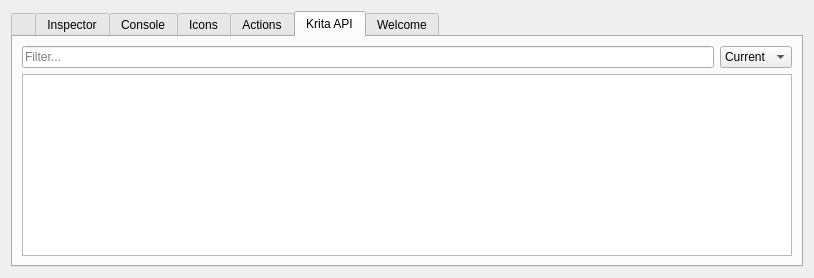
This is plugindevtools/PluginDevTools/DockerWidget.ui in KnowZero/Krita-PythonPluginDeveloperTools as Qt 5 draws it before an edit. The edited form follows.
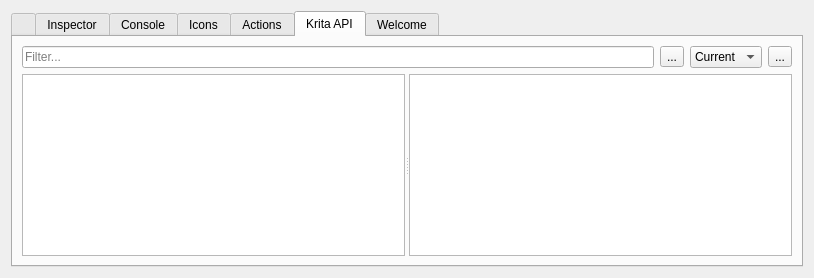
This is the edited form. The open tabs and pages were chosen to show the change. Icons and pictures are not drawn.

Commit message: KritaAPI fixes, and first attempt at autocomplete generator

The edit to the form file:
```diff
--- a/plugindevtools/PluginDevTools/DockerWidget.ui
+++ b/plugindevtools/PluginDevTools/DockerWidget.ui
@@ -360,6 +360,16 @@
            </property>
           </widget>
          </item>
+         <item>
+          <widget class="QToolButton" name="kritaapiGenAutoComplete">
+           <property name="toolTip">
+            <string>Export API AutoComplete</string>
+           </property>
+           <property name="text">
+            <string>...</string>
+           </property>
+          </widget>
+         </item>
          <item>
           <widget class="QComboBox" name="kritaapiVersionCmb">
            <item>
@@ -369,13 +379,29 @@
            </item>
           </widget>
          </item>
+         <item>
+          <widget class="QToolButton" name="kritaapiDownload">
+           <property name="toolTip">
+            <string>Download API from KDE git</string>
+           </property>
+           <property name="text">
+            <string>...</string>
+           </property>
+          </widget>
+         </item>
         </layout>
        </item>
        <item>
+        <widget class="QSplitter" name="splitter">
+         <property name="orientation">
+          <enum>Qt::Horizontal</enum>
+         </property>
         <widget class="QTreeView" name="kritaapiTreeView">
          <attribute name="headerDefaultSectionSize">
           <number>350</number>
          </attribute>
+         </widget>
+         <widget class="QTextBrowser" name="kritaapiTextBrowser"/>
         </widget>
        </item>
       </layout>
```
Lines whose indentation alone changed are shown as unchanged. The commit also changes 2 other files.
